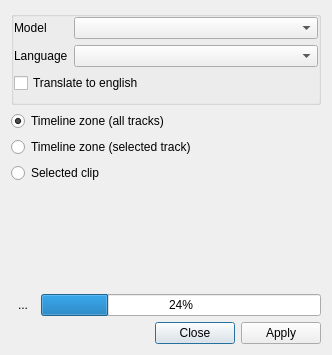
Qt form src/ui/speechdialog_ui.ui (KDE/kdenlive) before a commit.
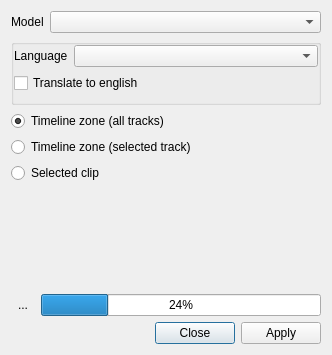
The same form after that commit. Icons and pictures are not drawn. Custom widgets are drawn as their Qt base class.

Commit message: Fix VOSK model hidden from auto subtitle dialog. BUG: 469230

What changed in the file:
```diff
--- a/src/ui/speechdialog_ui.ui
+++ b/src/ui/speechdialog_ui.ui
@@ -18,7 +18,20 @@
    <string>Dialog</string>
   </property>
   <layout class="QGridLayout" name="gridLayout">
-   <item row="7" column="1">
+   <item row="6" column="0">
+    <spacer name="verticalSpacer">
+     <property name="orientation">
+      <enum>Qt::Vertical</enum>
+     </property>
+     <property name="sizeHint" stdset="0">
+      <size>
+       <width>20</width>
+       <height>40</height>
+      </size>
+     </property>
+    </spacer>
+   </item>
+   <item row="9" column="1">
     <widget class="QDialogButtonBox" name="buttonBox">
      <property name="orientation">
       <enum>Qt::Horizontal</enum>
@@ -28,7 +41,14 @@
      </property>
     </widget>
    </item>
-   <item row="6" column="0" colspan="2">
+   <item row="4" column="0" colspan="2">
+    <widget class="QRadioButton" name="timeline_track">
+     <property name="text">
+      <string>Timeline zone (selected track)</string>
+     </property>
+    </widget>
+   </item>
+   <item row="8" column="0" colspan="2">
     <widget class="QFrame" name="frame_progress">
      <property name="frameShape">
       <enum>QFrame::NoFrame</enum>
@@ -73,34 +93,14 @@
      </layout>
     </widget>
    </item>
-   <item row="2" column="0" colspan="2">
-    <widget class="QRadioButton" name="timeline_track">
-     <property name="text">
-      <string>Timeline zone (selected track)</string>
-     </property>
-    </widget>
-   </item>
-   <item row="4" column="0">
-    <spacer name="verticalSpacer">
-     <property name="orientation">
-      <enum>Qt::Vertical</enum>
-     </property>
-     <property name="sizeHint" stdset="0">
-      <size>
-       <width>20</width>
-       <height>40</height>
-      </size>
-     </property>
-    </spacer>
-   </item>
-   <item row="3" column="0" colspan="2">
+   <item row="5" column="0" colspan="2">
     <widget class="QRadioButton" name="timeline_clips">
      <property name="text">
       <string>Selected clip</string>
      </property>
     </widget>
    </item>
-   <item row="1" column="0" colspan="2">
+   <item row="3" column="0" colspan="2">
     <widget class="QRadioButton" name="timeline_zone">
      <property name="text">
       <string>Timeline zone (all tracks)</string>
@@ -110,7 +110,7 @@
      </property>
     </widget>
    </item>
-   <item row="0" column="0" colspan="2">
+   <item row="2" column="0" colspan="2">
     <widget class="QGroupBox" name="whisper_settings">
      <property name="title">
       <string/>
@@ -138,16 +138,6 @@
         </property>
        </widget>
       </item>
-      <item row="1" column="1">
-       <widget class="QComboBox" name="speech_model">
-        <property name="sizePolicy">
-         <sizepolicy hsizetype="MinimumExpanding" vsizetype="Fixed">
-          <horstretch>0</horstretch>
-          <verstretch>0</verstretch>
-         </sizepolicy>
-        </property>
-       </widget>
-      </item>
       <item row="3" column="0" colspan="2">
        <widget class="QCheckBox" name="translate_box">
         <property name="text">
@@ -162,19 +152,29 @@
         </property>
        </widget>
       </item>
-      <item row="1" column="0">
-       <widget class="QLabel" name="label">
-        <property name="text">
-         <string>Model</string>
-        </property>
-       </widget>
-      </item>
      </layout>
     </widget>
    </item>
-   <item row="5" column="0" colspan="2">
+   <item row="7" column="0" colspan="2">
     <widget class="KMessageWidget" name="speech_info"/>
    </item>
+   <item row="1" column="0">
+    <widget class="QLabel" name="label">
+     <property name="text">
+      <string>Model</string>
+     </property>
+    </widget>
+   </item>
+   <item row="1" column="1">
+    <widget class="QComboBox" name="speech_model">
+     <property name="sizePolicy">
+      <sizepolicy hsizetype="MinimumExpanding" vsizetype="Fixed">
+       <horstretch>0</horstretch>
+       <verstretch>0</verstretch>
+      </sizepolicy>
+     </property>
+    </widget>
+   </item>
   </layout>
  </widget>
  <customwidgets>
```
